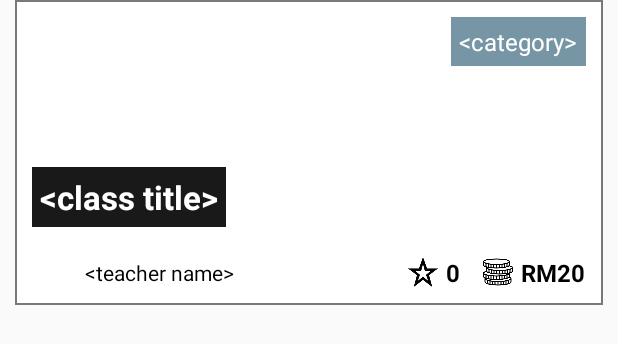
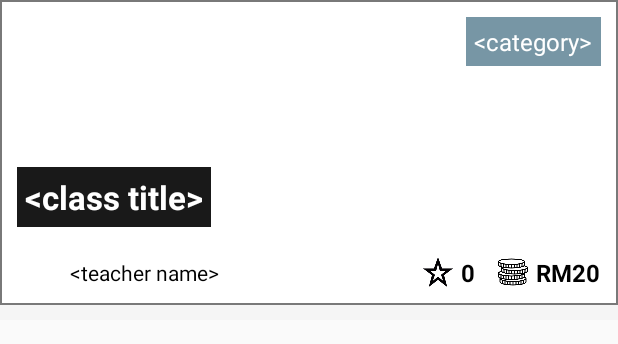
Before and after one commit to maxamillion32/firehub, an Android app: the layout item_course.xml on its own in the app's theme, with its tools: preview values and no code run, on a phone screen of 412 x 824 dp. Shown: the top 344 px of the screen. Run offline under Robolectric (Android 15) with nearby library versions, the phone set to English and light mode, and no system bars.

Commit message:
update layout of classes

```diff
--- a/app/src/main/res/layout/item_course.xml
+++ b/app/src/main/res/layout/item_course.xml
@@ -3,7 +3,8 @@
     android:orientation="vertical" android:layout_width="match_parent"
     android:layout_height="wrap_content"
     android:clickable="true"
-    android:focusable="true">
+    android:focusable="true"
+    android:background="#F5F5F5">
 
     <RelativeLayout
         android:layout_width="match_parent"
@@ -11,8 +12,6 @@
         android:gravity="center_vertical"
         android:background="#797979"
         android:padding="2px"
-        android:layout_marginLeft="10sp"
-        android:layout_marginRight="10sp"
         android:layout_marginBottom="10sp">
 
         <LinearLayout
```
